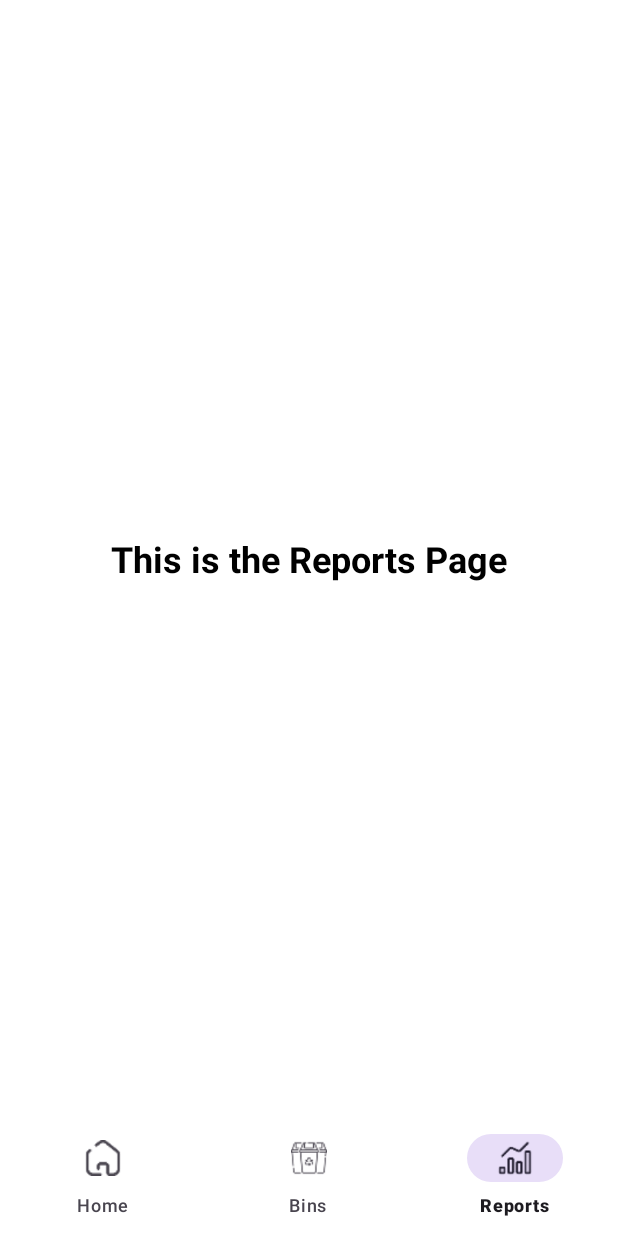
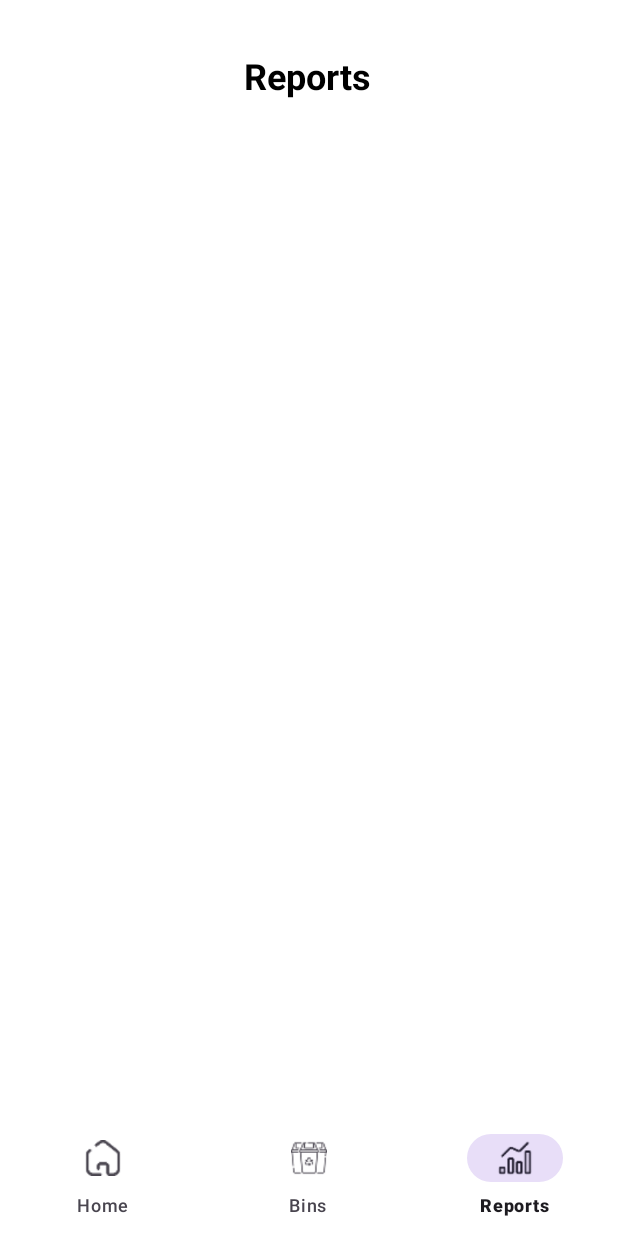
Before and after one commit to ei-she/WasteSegregationApp, an Android app: the screen it shows after launch (MainActivity), item 3 of the bottom bar chosen, on a phone screen of 412 x 824 dp. Run offline under Robolectric (Android 15) with nearby library versions, the phone set to English and light mode, and no system bars.

Commit message:
Initial Commit

```diff
--- a/app/src/main/res/layout/fragment_reports.xml
+++ b/app/src/main/res/layout/fragment_reports.xml
@@ -11,13 +11,15 @@
     <TextView
         android:layout_width="wrap_content"
         android:layout_height="wrap_content"
-        android:text="This is the Reports Page"
+        android:text="Reports"
+        android:textColor="@android:color/black"
         android:textSize="24sp"
         android:textStyle="bold"
-        android:textColor="@android:color/black"
+        app:layout_constraintBottom_toBottomOf="parent"
+        app:layout_constraintEnd_toEndOf="parent"
+        app:layout_constraintHorizontal_bias="0.496"
+        app:layout_constraintStart_toStartOf="parent"
         app:layout_constraintTop_toTopOf="parent"
-        app:layout_constraintBottom_toBottomOf="parent"
-        app:layout_constraintStart_toStartOf="parent"
-        app:layout_constraintEnd_toEndOf="parent" />
+        app:layout_constraintVertical_bias="0.048" />
 
 </androidx.constraintlayout.widget.ConstraintLayout>
```
Also changed, not shown: app/src/main/res/layout/fragment_bins.xml (+5 -4 lines).
